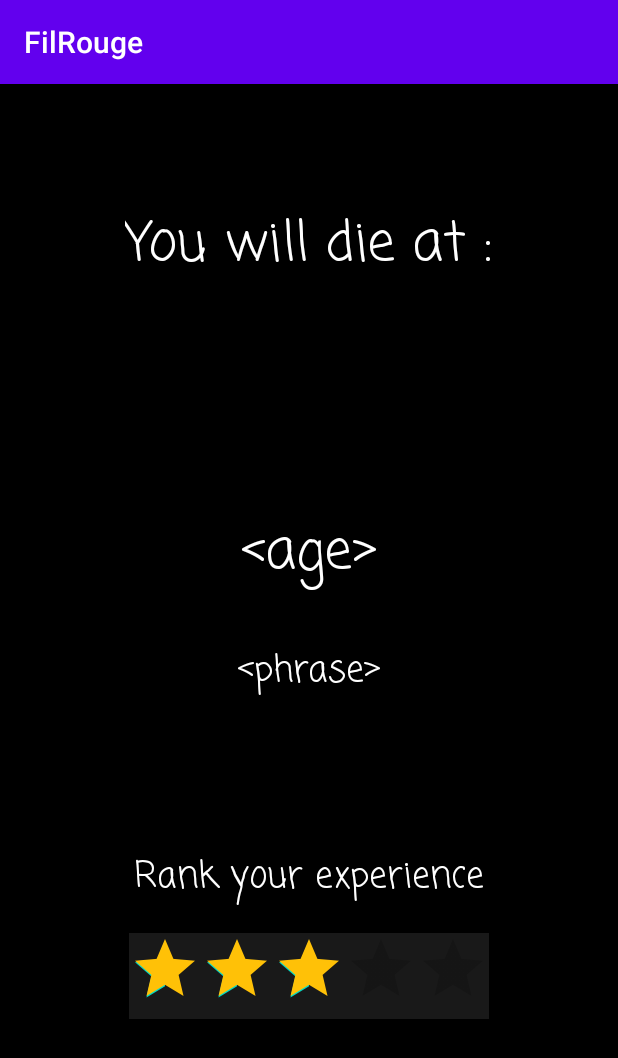
After one commit to simonpayraudeau/FilRouge, an Android app: the Result screen opened directly, with no data from a screen before it, on a phone screen of 412 x 824 dp. The commit adds this screen. Shown: the top 1058 px of the screen. Run offline under Robolectric (Android 15) with nearby library versions, the phone set to English and light mode, and no system bars.

Commit message:
Commit jusqu'à page resultat

```diff
--- a/app/src/main/AndroidManifest.xml
+++ b/app/src/main/AndroidManifest.xml
@@ -9,7 +9,8 @@
         android:roundIcon="@mipmap/ic_launcher_round"
         android:supportsRtl="true"
         android:theme="@style/AppTheme">
-        <activity android:name=".AboutYou"></activity>
+        <activity android:name=".Result"></activity>
+        <activity android:name=".AboutYou" />
         <activity android:name=".Lifestyle" />
         <activity android:name=".Hobbies" />
         <activity android:name=".MainActivity">
--- a/app/src/main/java/up/gphy/filrouge/AboutYou.java
+++ b/app/src/main/java/up/gphy/filrouge/AboutYou.java
@@ -1,15 +1,16 @@
 package up.gphy.filrouge;
 
-import androidx.appcompat.app.AppCompatActivity;
-
-import android.icu.text.CaseMap;
+import android.content.Intent;
 import android.os.Bundle;
+import android.util.Log;
+import android.view.View;
 import android.widget.Button;
 import android.widget.RadioButton;
-import android.widget.Space;
 import android.widget.Spinner;
 import android.widget.Switch;
 import android.widget.TextView;
+
+import androidx.appcompat.app.AppCompatActivity;
 
 public class AboutYou extends AppCompatActivity {
 
@@ -61,4 +62,10 @@ public class AboutYou extends AppCompatActivity {
         btnnextAY = findViewById(R.id.bnextQ1);
 
     }
+
+    public void GoPage2(View view) {
+        Log.d(TAG,"Go page 2");
+        Intent intent = new Intent(this, Hobbies.class);
+        startActivity(intent);
+    }
 }
--- /dev/null
+++ b/app/src/main/java/up/gphy/filrouge/Result.java
@@ -0,0 +1,28 @@
+package up.gphy.filrouge;
+
+import android.os.Bundle;
+import android.widget.RatingBar;
+import android.widget.TextView;
+
+import androidx.appcompat.app.AppCompatActivity;
+
+public class Result extends AppCompatActivity {
+
+    private TextView txtResultat;
+    private TextView txtrank;
+    private TextView txtage;
+    private TextView txtphrase;
+    private RatingBar rtbar;
+
+    @Override
+    protected void onCreate(Bundle savedInstanceState) {
+        super.onCreate(savedInstanceState);
+        setContentView(R.layout.activity_result);
+
+        txtResultat = findViewById(R.id.txtResultat);
+        txtrank = findViewById(R.id.txtrank);
+        txtage = findViewById(R.id.txtage);
+        txtphrase = findViewById(R.id.txtphrase);
+        rtbar = findViewById(R.id.rtbar);
+    }
+}
--- a/app/src/main/res/layout/activity_about_you.xml
+++ b/app/src/main/res/layout/activity_about_you.xml
@@ -245,6 +245,7 @@
                 android:layout_marginEnd="32dp"
                 android:layout_marginBottom="16dp"
                 android:fontFamily="casual"
+                android:onClick="GoPage2"
                 android:text="@string/next_questions"
                 app:layout_constraintBottom_toBottomOf="parent"
                 app:layout_constraintEnd_toEndOf="parent"
--- a/app/src/main/res/layout/activity_hobbies.xml
+++ b/app/src/main/res/layout/activity_hobbies.xml
@@ -168,6 +168,7 @@
                 android:layout_width="wrap_content"
                 android:layout_height="wrap_content"
                 android:layout_marginStart="16dp"
+                android:layout_marginTop="16dp"
                 android:fontFamily="casual"
                 android:text="@string/_9_what_is_your_relationship_with_alcohol"
                 android:textColor="#FFFFFF"
--- /dev/null
+++ b/app/src/main/res/layout/activity_result.xml
@@ -0,0 +1,78 @@
+<?xml version="1.0" encoding="utf-8"?>
+<androidx.constraintlayout.widget.ConstraintLayout xmlns:android="http://schemas.android.com/apk/res/android"
+    xmlns:app="http://schemas.android.com/apk/res-auto"
+    xmlns:tools="http://schemas.android.com/tools"
+    android:layout_width="match_parent"
+    android:layout_height="match_parent"
+    android:background="#000000"
+    tools:context=".Result">
+
+    <TextView
+        android:id="@+id/txtResultat"
+        android:layout_width="wrap_content"
+        android:layout_height="wrap_content"
+        android:layout_marginTop="80dp"
+        android:fontFamily="casual"
+        android:text="@string/you_will_die_at"
+        android:textColor="#FFFFFF"
+        android:textSize="36sp"
+        app:layout_constraintEnd_toEndOf="parent"
+        app:layout_constraintStart_toStartOf="parent"
+        app:layout_constraintTop_toTopOf="parent" />
+
+    <RatingBar
+        android:id="@+id/rtbar"
+        android:layout_width="wrap_content"
+        android:layout_height="wrap_content"
+        android:layout_marginBottom="32dp"
+        android:background="#191919"
+        android:max="5"
+        android:progress="3"
+        android:progressTint="#FFC107"
+        android:visibility="visible"
+        app:layout_constraintBottom_toBottomOf="parent"
+        app:layout_constraintEnd_toEndOf="parent"
+        app:layout_constraintStart_toStartOf="parent"
+        app:layout_constraintTop_toBottomOf="@+id/txtrank"
+        app:layout_constraintVertical_bias="0.13999999"
+        tools:visibility="visible" />
+
+    <TextView
+        android:id="@+id/txtrank"
+        android:layout_width="wrap_content"
+        android:layout_height="wrap_content"
+        android:layout_marginTop="100dp"
+        android:fontFamily="casual"
+        android:text="@string/rank_your_experience"
+        android:textColor="#FFFFFF"
+        android:textSize="24sp"
+        app:layout_constraintEnd_toEndOf="parent"
+        app:layout_constraintStart_toStartOf="parent"
+        app:layout_constraintTop_toBottomOf="@+id/txtphrase" />
+
+    <TextView
+        android:id="@+id/txtage"
+        android:layout_width="wrap_content"
+        android:layout_height="wrap_content"
+        android:layout_marginTop="150dp"
+        android:fontFamily="casual"
+        android:text="@string/age"
+        android:textColor="#FFFFFF"
+        android:textSize="36sp"
+        app:layout_constraintEnd_toEndOf="parent"
+        app:layout_constraintStart_toStartOf="parent"
+        app:layout_constraintTop_toBottomOf="@+id/txtResultat" />
+
+    <TextView
+        android:id="@+id/txtphrase"
+        android:layout_width="wrap_content"
+        android:layout_height="wrap_content"
+        android:layout_marginTop="32dp"
+        android:fontFamily="casual"
+        android:text="@string/phrase"
+        android:textColor="#FFFFFF"
+        android:textSize="24sp"
+        app:layout_constraintEnd_toEndOf="parent"
+        app:layout_constraintStart_toStartOf="parent"
+        app:layout_constraintTop_toBottomOf="@+id/txtage" />
+</androidx.constraintlayout.widget.ConstraintLayout>
--- a/app/src/main/res/values/rep10.xml
+++ b/app/src/main/res/values/rep10.xml
@@ -1,7 +1,8 @@
 <?xml version="1.0" encoding="utf-8"?>
 <resources>
     <string-array name="rep10">
-        <item>Comme pour les légumes 5 fois par jourEn couple (tous les jours)</item>
+        <item>Comme pour les légumes 5 fois par jour</item>
+        <item>En couple (tous les jours)</item>
         <item>Tous les jours</item>
         <item>Toutes les semaines</item>
         <item>Tous les mois</item>
--- a/app/src/main/res/values/strings.xml
+++ b/app/src/main/res/values/strings.xml
@@ -40,4 +40,8 @@
     <string name="textview" translatable="false">TextView</string>
     <string name="_16_do_you_resalate_your_dishes">16 - Do you resalate your dishes?</string>
     <string name="_17_what_s_your_bmi">17 - What\'s your BMI?</string>
+    <string name="age" translatable="false"><![CDATA[<age>]]></string>
+    <string name="rank_your_experience">Rank your experience</string>
+    <string name="phrase" translatable="false"><![CDATA[<phrase>]]></string>
+    <string name="you_will_die_at">You will die at :</string>
 </resources>
```
Also changed, not shown: 1 other file.
